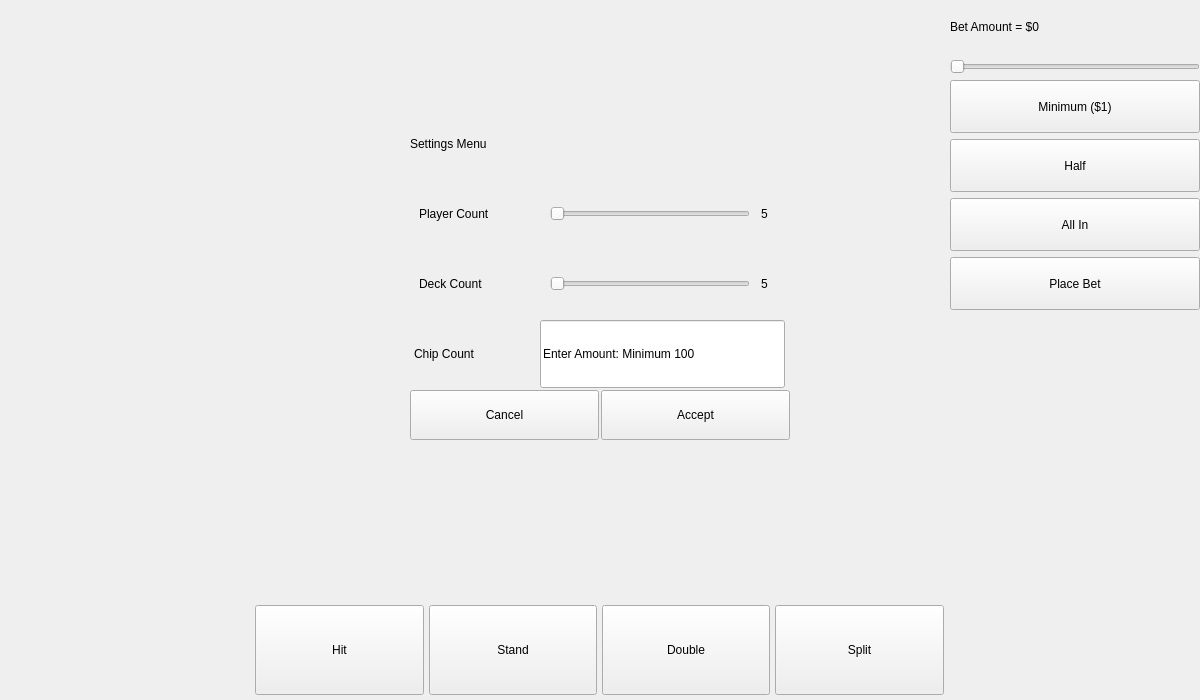
Old version of the form CardCounter/mainwindow.ui in the repository CalebStandfield/full-blackjack-game-engine-with-UI.
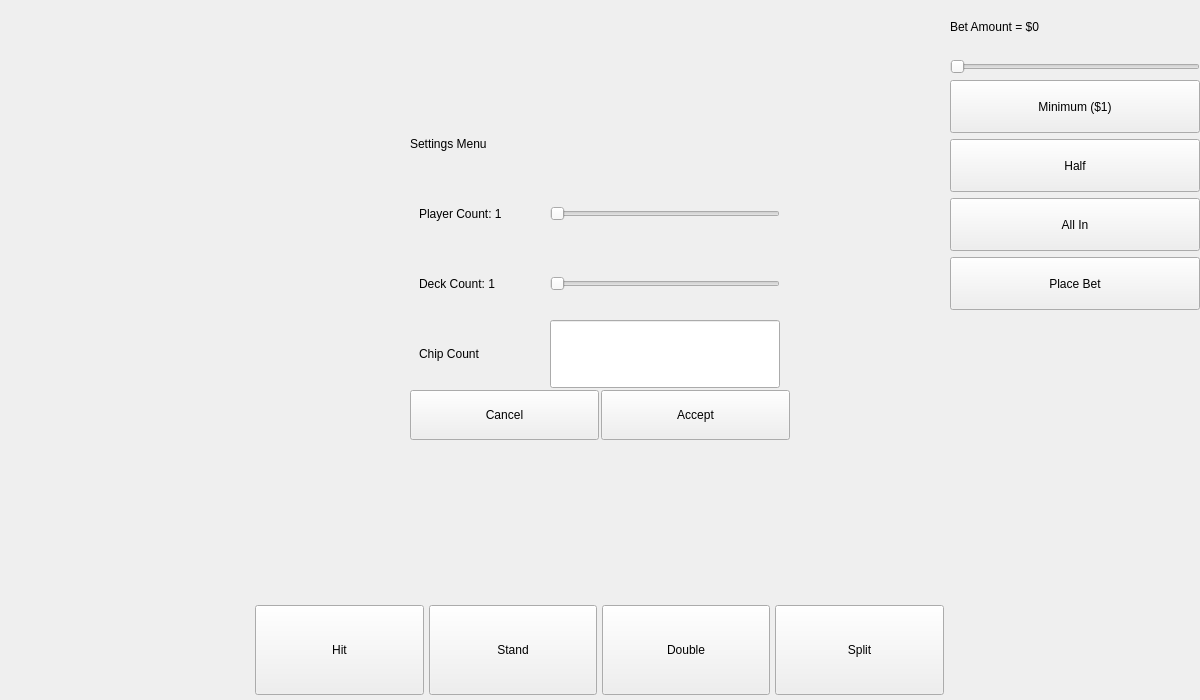
New version of the form.

Commit message:
added in support for the settings,
setting values are now being passed to the controller

```diff
--- a/CardCounter/mainwindow.ui
+++ b/CardCounter/mainwindow.ui
@@ -446,7 +446,7 @@
             </size>
            </property>
            <property name="text">
-            <string>Player Count</string>
+            <string>Player Count: 1</string>
            </property>
           </widget>
          </item>
@@ -460,34 +460,21 @@
            </property>
            <property name="minimumSize">
             <size>
-             <width>200</width>
+             <width>230</width>
              <height>0</height>
             </size>
            </property>
+           <property name="minimum">
+            <number>1</number>
+           </property>
+           <property name="maximum">
+            <number>5</number>
+           </property>
            <property name="orientation">
             <enum>Qt::Orientation::Horizontal</enum>
            </property>
           </widget>
          </item>
-         <item>
-          <widget class="QLabel" name="playerCountNumberSettingsLabel">
-           <property name="sizePolicy">
-            <sizepolicy hsizetype="Fixed" vsizetype="Preferred">
-             <horstretch>0</horstretch>
-             <verstretch>0</verstretch>
-            </sizepolicy>
-           </property>
-           <property name="minimumSize">
-            <size>
-             <width>20</width>
-             <height>0</height>
-            </size>
-           </property>
-           <property name="text">
-            <string>5</string>
-           </property>
-          </widget>
-         </item>
         </layout>
        </item>
        <item>
@@ -513,7 +500,7 @@
             </size>
            </property>
            <property name="text">
-            <string>Deck Count</string>
+            <string>Deck Count: 1</string>
            </property>
           </widget>
          </item>
@@ -527,34 +514,21 @@
            </property>
            <property name="minimumSize">
             <size>
-             <width>200</width>
+             <width>230</width>
              <height>0</height>
             </size>
            </property>
+           <property name="minimum">
+            <number>1</number>
+           </property>
+           <property name="maximum">
+            <number>8</number>
+           </property>
            <property name="orientation">
             <enum>Qt::Orientation::Horizontal</enum>
            </property>
           </widget>
          </item>
-         <item>
-          <widget class="QLabel" name="deckCountNumberSettingsLabel">
-           <property name="sizePolicy">
-            <sizepolicy hsizetype="Fixed" vsizetype="Preferred">
-             <horstretch>0</horstretch>
-             <verstretch>0</verstretch>
-            </sizepolicy>
-           </property>
-           <property name="minimumSize">
-            <size>
-             <width>20</width>
-             <height>0</height>
-            </size>
-           </property>
-           <property name="text">
-            <string>5</string>
-           </property>
-          </widget>
-         </item>
         </layout>
        </item>
        <item>
@@ -597,12 +571,12 @@
            </property>
            <property name="minimumSize">
             <size>
-             <width>245</width>
+             <width>230</width>
              <height>0</height>
             </size>
            </property>
            <property name="text">
-            <string>Enter Amount: Minimum 100</string>
+            <string/>
            </property>
           </widget>
          </item>
```
Left out of the diff: 4 changed lines with no effect on the pictures. The commit also changes 2 other files.
